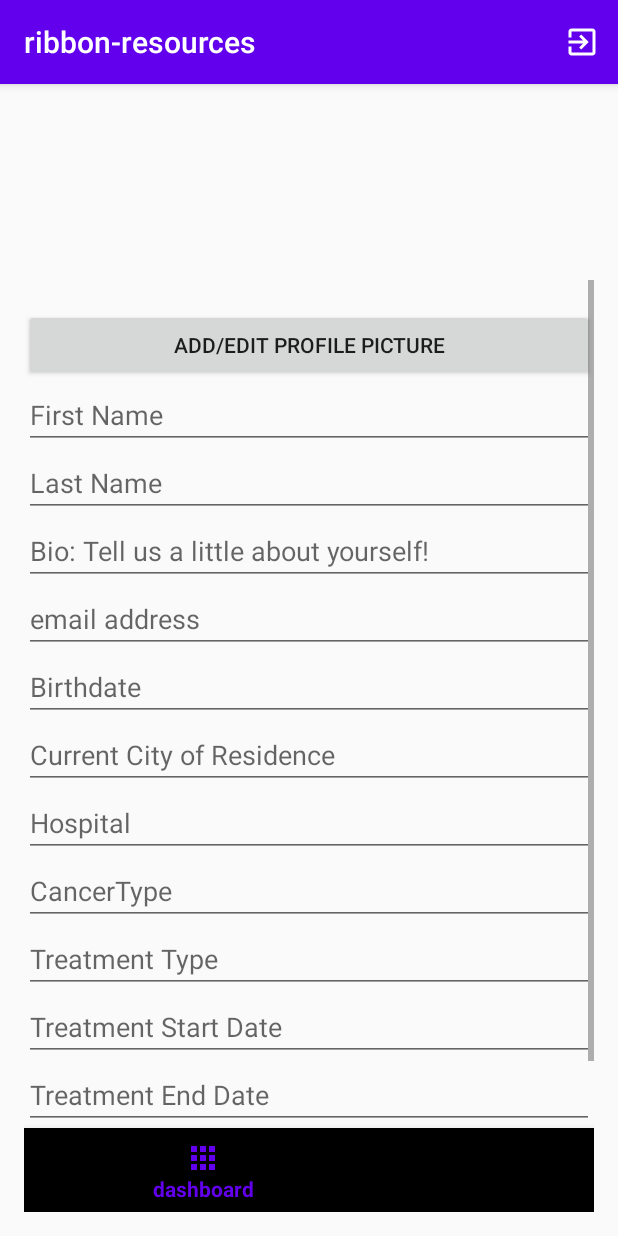
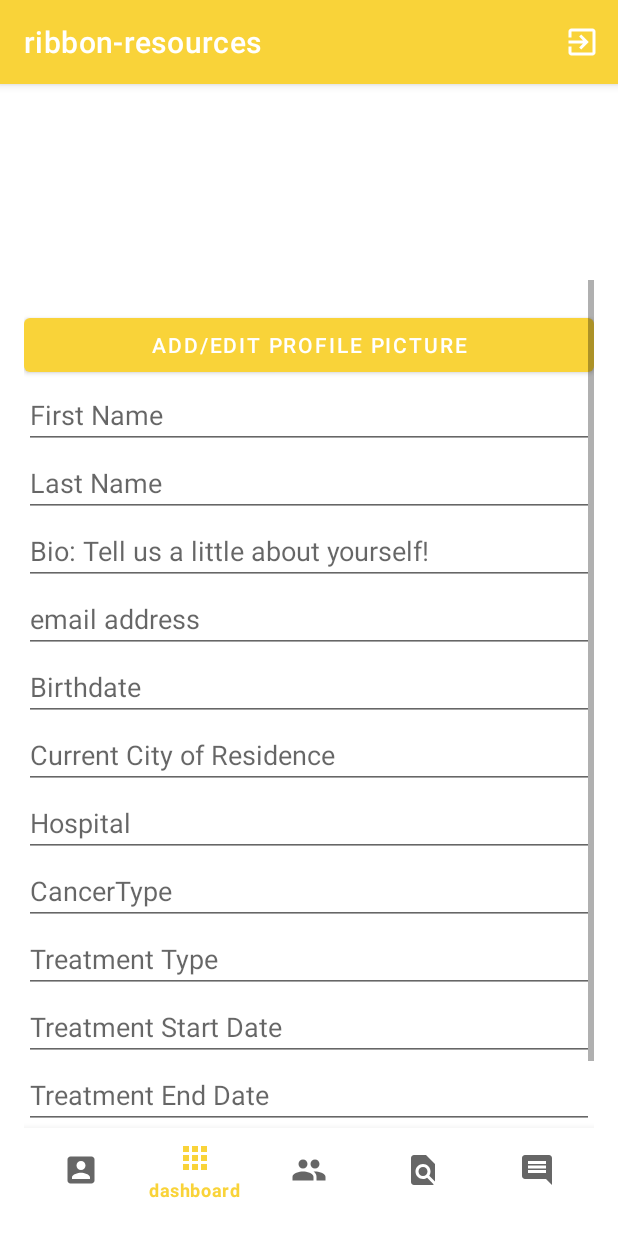
Before and after one commit to hpaulini/finalApp, an Android app: the fragment ProfileFragment placed in its activity, on a phone screen of 412 x 824 dp. Run offline under Robolectric (Android 15) with nearby library versions, the phone set to English and light mode, and no system bars; libraries missing offline, so code that uses them is left out: com.parse.

Commit message:
formatted find users page

```diff
--- a/app/build.gradle
+++ b/app/build.gradle
@@ -45,4 +45,8 @@ dependencies {
 
     implementation 'org.parceler:parceler-api:1.1.12'
     annotationProcessor 'org.parceler:parceler:1.1.12'
+
+    implementation 'com.google.android.material:material:1.1.0'
+
+    implementation 'de.hdodenhof:circleimageview:3.1.0'
 }
--- a/app/src/main/res/layout/fragment_profile.xml
+++ b/app/src/main/res/layout/fragment_profile.xml
@@ -118,7 +118,7 @@
         android:hint="Treatment End Date"
         android:inputType="date" />
 
-    <Button
+    <com.google.android.material.button.MaterialButton
         android:id="@+id/btnSaveProfile"
         android:layout_width="match_parent"
         android:layout_height="wrap_content"
--- a/app/src/main/res/values/styles.xml
+++ b/app/src/main/res/values/styles.xml
@@ -1,9 +1,9 @@
 <resources>
     <!-- Base application theme. -->
-    <style name="AppTheme" parent="Theme.AppCompat.Light.DarkActionBar">
+    <style name="AppTheme" parent="Theme.MaterialComponents.Light.DarkActionBar">
         <!-- Customize your theme here. -->
-        <item name="colorPrimary">@color/colorPrimary</item>
-        <item name="colorPrimaryDark">@color/colorPrimaryDark</item>
+        <item name="colorPrimary">@color/gradient2</item>
+        <item name="colorPrimaryDark">@color/gradient1</item>
         <item name="colorAccent">@color/colorAccent</item>
     </style>
 
```
Also changed, not shown: app/src/main/java/com/helenpaulini/ribbon_resources/fragments/ProfileFragment.java (+8 -0 lines), app/src/main/res/layout/item_user.xml (+19 -8 lines).
